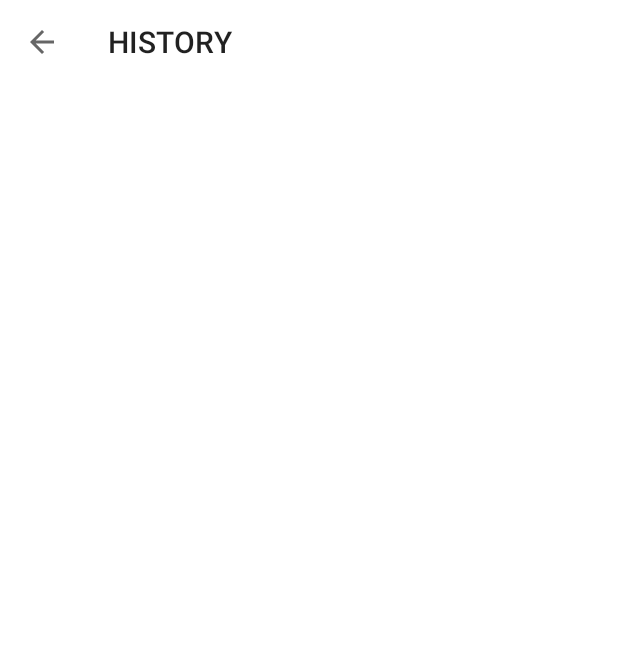
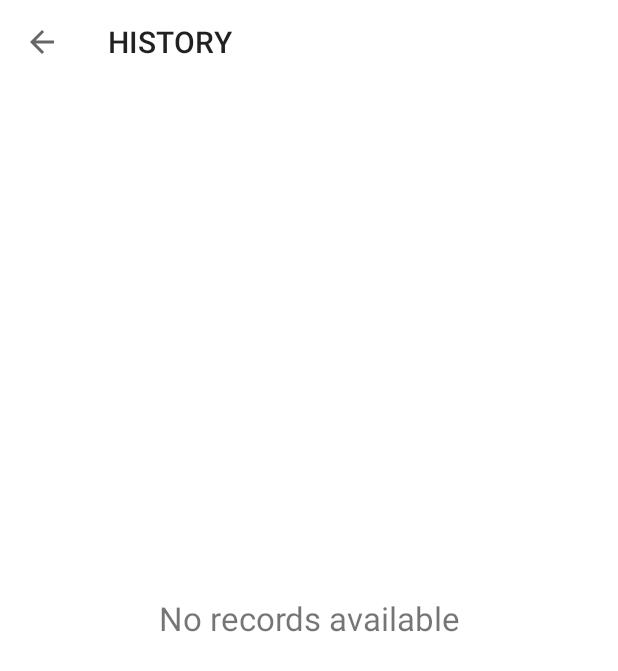
Before and after one commit to malicankaya/7MinutesWorkout, an Android app: the HistoryActivity screen opened directly, with no data from a screen before it, on a phone screen of 412 x 824 dp. Before the commit the part shown is almost empty. Shown: the top 671 px of the screen. Run offline under Robolectric (Android 15) with nearby library versions, the phone set to English and light mode, and no system bars.

Commit message:
finalize project

```diff
--- a/app/src/main/java/com/malicankaya/a7minutesworkout/HistoryActivity.kt
+++ b/app/src/main/java/com/malicankaya/a7minutesworkout/HistoryActivity.kt
@@ -2,7 +2,12 @@ package com.malicankaya.a7minutesworkout
 
 import androidx.appcompat.app.AppCompatActivity
 import android.os.Bundle
+import android.view.View
+import android.widget.Toast
+import androidx.appcompat.app.AlertDialog
+import androidx.lifecycle.lifecycleScope
 import com.malicankaya.a7minutesworkout.databinding.ActivityHistoryBinding
+import kotlinx.coroutines.launch
 
 class HistoryActivity : AppCompatActivity() {
     private var binding: ActivityHistoryBinding? = null
@@ -13,7 +18,7 @@ class HistoryActivity : AppCompatActivity() {
 
         setSupportActionBar(binding?.toolbarHistory)
 
-        if(supportActionBar != null){
+        if (supportActionBar != null) {
             supportActionBar?.setDisplayHomeAsUpEnabled(true)
         }
 
@@ -21,6 +26,50 @@ class HistoryActivity : AppCompatActivity() {
             onBackPressed()
         }
 
+        val dao = (application as WorkoutApp).db.historyDao()
+
+        lifecycleScope.launch {
+            dao.getAllHistoryData().collect {
+                listHistoryData(dao,it)
+            }
+        }
+    }
+
+    private fun listHistoryData(historyDao: HistoryDao, historyList: List<HistoryEntity>) {
+        val adapter = HistoryAdapter(historyList) {
+            deleteRecord(it, historyDao)
+        }
+        if(historyList.isEmpty()){
+            binding?.tvNoRecords?.visibility = View.VISIBLE
+            binding?.rvHistory?.visibility = View.INVISIBLE
+        }else{
+            binding?.tvNoRecords?.visibility = View.INVISIBLE
+            binding?.rvHistory?.visibility = View.VISIBLE
+        }
+        binding?.rvHistory?.adapter = adapter
+    }
+
+    private fun deleteRecord(date: String, historyDao: HistoryDao) {
+        val builder = AlertDialog.Builder(this)
+        builder.setTitle("Delete Record")
+        builder.setIcon(R.drawable.ic_alert)
+        builder.setPositiveButton("Yes") { dialogInterface, _ ->
+            lifecycleScope.launch {
+                historyDao.delete(HistoryEntity(date))
+                Toast.makeText(
+                    applicationContext,
+                    "Record deleted successfully.",
+                    Toast.LENGTH_SHORT
+                ).show()
+            }
+            dialogInterface.dismiss()
+        }
+        builder.setNeutralButton("No") { dialogInterface, _ ->
+            dialogInterface.dismiss()
+        }
+
+        val alertDialog = builder.create()
+        alertDialog.show()
     }
 
     override fun onDestroy() {
--- a/app/src/main/java/com/malicankaya/a7minutesworkout/HistoryDao.kt
+++ b/app/src/main/java/com/malicankaya/a7minutesworkout/HistoryDao.kt
@@ -1,10 +1,19 @@
 package com.malicankaya.a7minutesworkout
 
 import androidx.room.Dao
+import androidx.room.Delete
 import androidx.room.Insert
+import androidx.room.Query
+import kotlinx.coroutines.flow.Flow
 
 @Dao
 interface HistoryDao {
     @Insert
     suspend fun insert(historyEntity: HistoryEntity)
+
+    @Delete
+    suspend fun delete(historyEntity: HistoryEntity)
+
+    @Query("select * from `history-table`")
+    fun getAllHistoryData(): Flow<List<HistoryEntity>>
 }
--- a/app/src/main/res/layout/activity_history.xml
+++ b/app/src/main/res/layout/activity_history.xml
@@ -11,7 +11,28 @@
         android:layout_width="match_parent"
         android:layout_height="?android:attr/actionBarSize"
         app:layout_constraintTop_toTopOf="parent"
-        app:title="HISTORY"
-        />
+        app:title="HISTORY" />
+
+    <TextView
+        android:id="@+id/tvNoRecords"
+        android:layout_width="wrap_content"
+        android:layout_height="wrap_content"
+        app:layout_constraintTop_toTopOf="parent"
+        app:layout_constraintBottom_toBottomOf="parent"
+        app:layout_constraintEnd_toEndOf="parent"
+        app:layout_constraintStart_toStartOf="parent"
+        android:text="No records available"
+        android:textSize="22sp"/>
+
+
+    <androidx.recyclerview.widget.RecyclerView
+        tools:visibility="invisible"
+        android:id="@+id/rvHistory"
+        android:layout_width="match_parent"
+        android:layout_height="0dp"
+        android:orientation="vertical"
+        app:layoutManager="androidx.recyclerview.widget.LinearLayoutManager"
+        app:layout_constraintTop_toBottomOf="@id/toolbarHistory"
+        tools:listitem="@layout/history_row" />
 
 </androidx.constraintlayout.widget.ConstraintLayout>
--- a/app/src/main/res/values/colors.xml
+++ b/app/src/main/res/values/colors.xml
@@ -15,4 +15,5 @@
     <color name="red">#F44336</color>
 
     <color name="exercise_toolbar_color_control_normal">#FF000000</color>
+    <color name="bayaLightGrey">#EBEBEB</color>
 </resources>
```
Also changed, not shown: app/src/main/java/com/malicankaya/a7minutesworkout/HistoryAdapter.kt (added, +61 -0 lines), app/src/main/res/layout/history_row.xml (added, +40 -0 lines), app/src/main/res/drawable-v24/ic_action_delete.png (added), app/src/main/res/drawable-v24/ic_alert.png (added).
